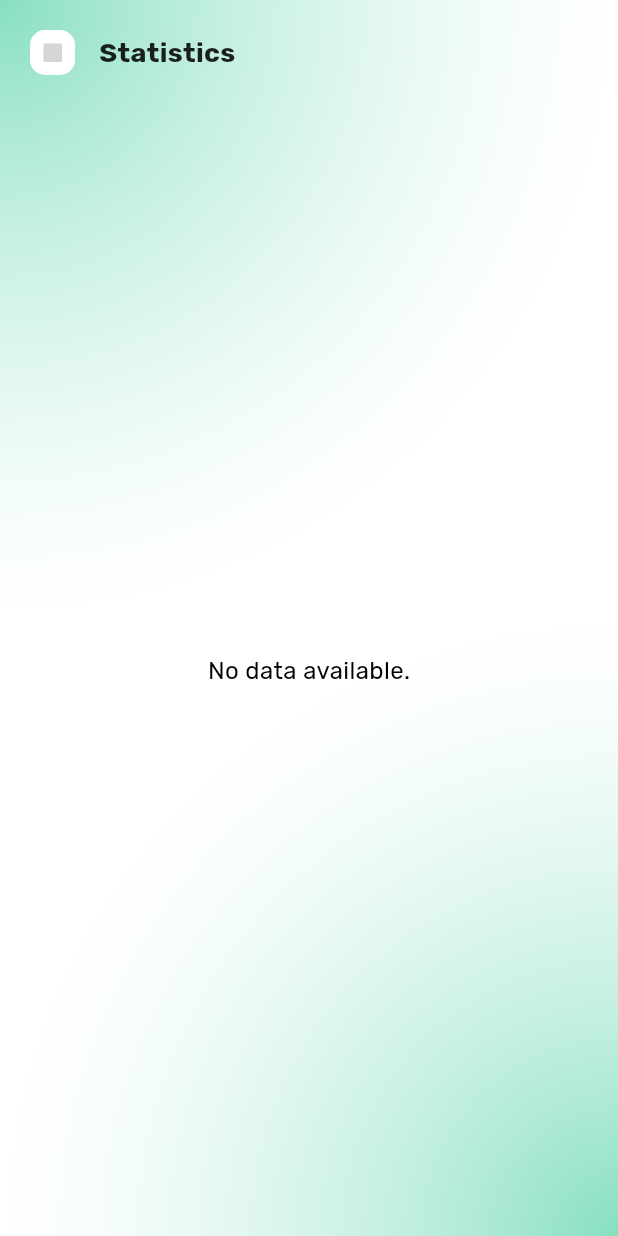
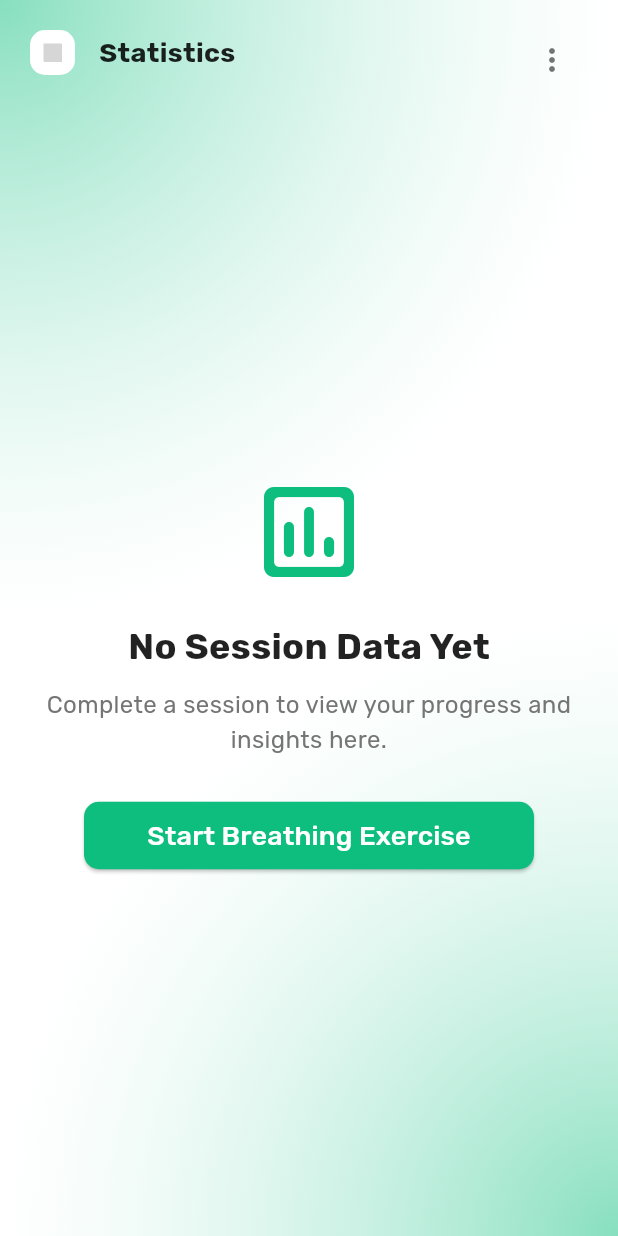
Before and after one commit to mr-j-shah/Counselling-App, a Flutter app: the StatisticsScreen screen opened by its route, on a phone screen of 412 x 824 dp. Run offline on Flutter 3.47's test engine with Material 3 defaults, Android fonts, the phone set to English and light mode, and no system bars; our stand-ins replace audioplayers, carousel_slider, cloud_firestore, dio, firebase_auth, firebase_core and 12 more; accounts and stored records are empty; project files that could hold a hidden picture were left out; grey boxes are pictures that could not be loaded.

Commit message:
Feat(Statistics) : Create Empty Data UI in StatisticsScreen.dart

```diff
--- a/lib/app/data/provider/db/DatabaseHelper.dart
+++ b/lib/app/data/provider/db/DatabaseHelper.dart
@@ -63,4 +63,10 @@ class DatabaseHelper {
       return BreathingSession.fromMap(maps[i]);
     });
   }
+
+  // New method to clear all sessions
+  Future<void> clearAllSessions() async {
+    final db = await database;
+    await db.delete('breathing_sessions');
+  }
 }
--- a/lib/app/views/Presentation/StatisticsScreen/StatisticsScreen.dart
+++ b/lib/app/views/Presentation/StatisticsScreen/StatisticsScreen.dart
@@ -1,10 +1,11 @@
+import 'package:fl_chart/fl_chart.dart';
 import 'package:flutter/material.dart';
 import 'package:get/get.dart';
-import 'package:fl_chart/fl_chart.dart';
 import 'package:intl/intl.dart';
 import 'package:project_counselling/app/views/AppWidgets/AppText.dart';
 import 'package:project_counselling/app/views/AppWidgets/CustomAppBar.dart';
 import 'package:project_counselling/app/views/AppWidgets/DefaultBackground.dart';
+import 'package:project_counselling/app/views/AppWidgets/PrimaryButton.dart'; // Added import for PrimaryButton
 import 'package:project_counselling/app/views/Presentation/StatisticsScreen/controller/StatisticsController.dart';
 import 'package:project_counselling/app/views/Utils/Colors.dart';
 import 'package:project_counselling/app/views/Utils/Dimensions.dart';
@@ -21,15 +22,36 @@ class StatisticsScreen extends StatelessWidget {
         child: SafeArea(
           child: Column(
             children: [
-              CustomAppbar(title: "Statistics"),
+              CustomAppbar(
+                title: "Statistics",
+                suffixAction: PopupMenuButton<String>(
+                  onSelected: (value) {
+                    if (value == 'clear_data') {
+                      controller.showClearDataConfirmationDialog();
+                    }
+                  },
+                  itemBuilder: (BuildContext context) => <PopupMenuEntry<String>>[
+                    const PopupMenuItem<String>(
+                      value: 'clear_data',
+                      child: Row(
+                        children: [
+                          Icon(Icons.delete_sweep_outlined, color: Colors.redAccent),
+                          SizedBox(width: 8),
+                          Text('Clear Local Data'),
+                        ],
+                      ),
+                    ),
+                  ],
+                  icon: const Icon(Icons.more_vert, color: Colors.black54), // Menu icon
+                ),
+              ),
               Expanded(
                 child: Obx(() {
                   if (controller.isLoading.value) {
                     return const Center(child: CircularProgressIndicator());
                   }
                   if (controller.sessions.isEmpty) {
-                    return const Center(
-                        child: AppText(text: "No data available."));
+                    return _buildEmptyState(controller); // Show empty state when no data
                   }
                   return SingleChildScrollView(
                     padding: EdgeInsets.all(Dimensions.padding(16)),
@@ -49,6 +71,41 @@ class StatisticsScreen extends StatelessWidget {
             ],
           ),
         ),
+      ),
+    );
+  }
+
+  Widget _buildEmptyState(StatisticsController controller) {
+    return Center(
+      child: Column(
+        mainAxisAlignment: MainAxisAlignment.center,
+        children: [
+          Icon(
+            Icons.insert_chart_outlined_rounded, // A relevant icon for statistics
+            size: Dimensions.font(80),
+            color: primaryColor,
+          ),
+          SizedBox(height: Dimensions.height(20)),
+          const AppText(
+            text: "No Session Data Yet",
+            fontSize: 24,
+            fontWeight: FontWeight.bold,
+            color: Colors.black87,
+          ),
+          SizedBox(height: Dimensions.height(10)),
+          AppText(
+            text: "Complete a session to view your progress and insights here.",
+            fontSize: 16,
+            color: Colors.grey.shade600,
+            align: TextAlign.center,
+          ),
+          SizedBox(height: Dimensions.height(30)),
+          PrimaryButton(
+            text: "Start Breathing Exercise",
+            onPressed: controller.startNewSession, // Call method in controller
+            width: Dimensions.width(300),
+          ),
+        ],
       ),
     );
   }
@@ -108,14 +165,30 @@ class StatisticsScreen extends StatelessWidget {
     );
     String text;
     switch (value.toInt()) {
-      case 1: text = 'Mon'; break;
-      case 2: text = 'Tue'; break;
-      case 3: text = 'Wed'; break;
-      case 4: text = 'Thu'; break;
-      case 5: text = 'Fri'; break;
-      case 6: text = 'Sat'; break;
-      case 7: text = 'Sun'; break;
-      default: text = ''; break;
+      case 1:
+        text = 'Mon';
+        break;
+      case 2:
+        text = 'Tue';
+        break;
+      case 3:
+        text = 'Wed';
+        break;
+      case 4:
+        text = 'Thu';
+        break;
+      case 5:
+        text = 'Fri';
+        break;
+      case 6:
+        text = 'Sat';
+        break;
+      case 7:
+        text = 'Sun';
+        break;
+      default:
+        text = '';
+        break;
     }
     return SideTitleWidget(axisSide: meta.axisSide, child: Text(text, style: style));
   }
```
Also changed, not shown: lib/app/data/repos/BreathingRepository.dart (+6 -1 lines), lib/app/views/Presentation/HomeScreen/widgets/HomeMainWidget.dart (+0 -7 lines), lib/app/views/Presentation/StatisticsScreen/controller/StatisticsController.dart (+96 -1 lines).
